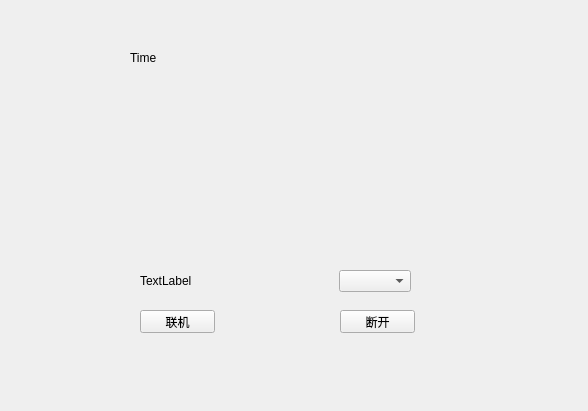
The window that cheatermainform.ui (samier958/heaterClient) describes before a commit, drawn with Qt 5.
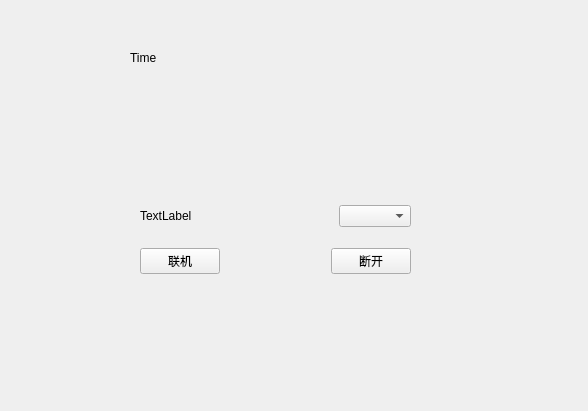
The same window after the commit.

```diff
--- a/cheatermainform.ui
+++ b/cheatermainform.ui
@@ -13,32 +13,6 @@
   <property name="windowTitle">
    <string>Form</string>
   </property>
-  <widget class="QPushButton" name="connect">
-   <property name="geometry">
-    <rect>
-     <x>140</x>
-     <y>310</y>
-     <width>75</width>
-     <height>23</height>
-    </rect>
-   </property>
-   <property name="text">
-    <string>联机</string>
-   </property>
-  </widget>
-  <widget class="QPushButton" name="disconnect">
-   <property name="geometry">
-    <rect>
-     <x>340</x>
-     <y>310</y>
-     <width>75</width>
-     <height>23</height>
-    </rect>
-   </property>
-   <property name="text">
-    <string>断开</string>
-   </property>
-  </widget>
   <widget class="QLabel" name="systemTime">
    <property name="geometry">
     <rect>
@@ -56,11 +30,13 @@
    <property name="geometry">
     <rect>
      <x>140</x>
-     <y>270</y>
+     <y>190</y>
      <width>271</width>
-     <height>22</height>
+     <height>101</height>
     </rect>
    </property>
+   <layout class="QVBoxLayout" name="verticalLayout">
+    <item>
    <layout class="QHBoxLayout" name="horizontalLayout">
     <item>
      <widget class="QLabel" name="label">
@@ -84,6 +60,39 @@
     </item>
     <item>
      <widget class="QComboBox" name="comboBox"/>
+      </item>
+     </layout>
+    </item>
+    <item>
+     <layout class="QHBoxLayout" name="horizontalLayout_2">
+      <item>
+       <widget class="QPushButton" name="connect">
+        <property name="text">
+         <string>联机</string>
+        </property>
+       </widget>
+      </item>
+      <item>
+       <spacer name="horizontalSpacer_2">
+        <property name="orientation">
+         <enum>Qt::Horizontal</enum>
+        </property>
+        <property name="sizeHint" stdset="0">
+         <size>
+          <width>40</width>
+          <height>20</height>
+         </size>
+        </property>
+       </spacer>
+      </item>
+      <item>
+       <widget class="QPushButton" name="disconnect">
+        <property name="text">
+         <string>断开</string>
+        </property>
+       </widget>
+      </item>
+     </layout>
     </item>
    </layout>
   </widget>
```
Lines whose indentation alone changed are shown as unchanged.
